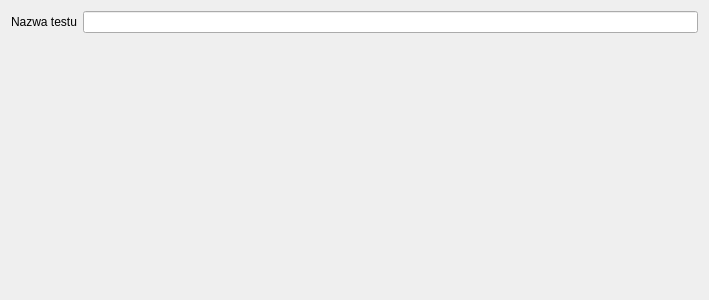
Above: nowytest_1.ui from wiacekmarcin/StanowiskoChemiczne before the change. Below: the same form after it.
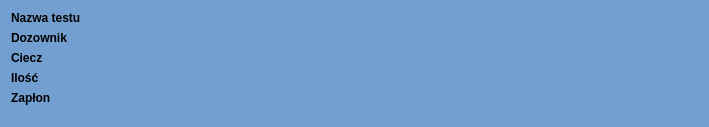
That is the form after the change. Custom widgets are drawn as their Qt base class.

```diff
--- a/nowytest_1.ui
+++ b/nowytest_1.ui
@@ -1,53 +1,583 @@
 <?xml version="1.0" encoding="UTF-8"?>
 <ui version="4.0">
  <class>NowyTest_1</class>
- <widget class="QWizardPage" name="NowyTest_1">
+ <widget class="TestPage" name="NowyTest_1">
   <property name="geometry">
    <rect>
     <x>0</x>
     <y>0</y>
     <width>709</width>
-    <height>300</height>
+    <height>127</height>
    </rect>
   </property>
+  <property name="palette">
+   <palette>
+    <active>
+     <colorrole role="WindowText">
+      <brush brushstyle="SolidPattern">
+       <color alpha="255">
+        <red>0</red>
+        <green>0</green>
+        <blue>0</blue>
+       </color>
+      </brush>
+     </colorrole>
+     <colorrole role="Button">
+      <brush brushstyle="SolidPattern">
+       <color alpha="255">
+        <red>114</red>
+        <green>159</green>
+        <blue>207</blue>
+       </color>
+      </brush>
+     </colorrole>
+     <colorrole role="Light">
+      <brush brushstyle="SolidPattern">
+       <color alpha="255">
+        <red>196</red>
+        <green>225</green>
+        <blue>255</blue>
+       </color>
+      </brush>
+     </colorrole>
+     <colorrole role="Midlight">
+      <brush brushstyle="SolidPattern">
+       <color alpha="255">
+        <red>155</red>
+        <green>192</green>
+        <blue>231</blue>
+       </color>
+      </brush>
+     </colorrole>
+     <colorrole role="Dark">
+      <brush brushstyle="SolidPattern">
+       <color alpha="255">
+        <red>57</red>
+        <green>79</green>
+        <blue>103</blue>
+       </color>
+      </brush>
+     </colorrole>
+     <colorrole role="Mid">
+      <brush brushstyle="SolidPattern">
+       <color alpha="255">
+        <red>76</red>
+        <green>106</green>
+        <blue>138</blue>
+       </color>
+      </brush>
+     </colorrole>
+     <colorrole role="Text">
+      <brush brushstyle="SolidPattern">
+       <color alpha="255">
+        <red>0</red>
+        <green>0</green>
+        <blue>0</blue>
+       </color>
+      </brush>
+     </colorrole>
+     <colorrole role="BrightText">
+      <brush brushstyle="SolidPattern">
+       <color alpha="255">
+        <red>255</red>
+        <green>255</green>
+        <blue>255</blue>
+       </color>
+      </brush>
+     </colorrole>
+     <colorrole role="ButtonText">
+      <brush brushstyle="SolidPattern">
+       <color alpha="255">
+        <red>0</red>
+        <green>0</green>
+        <blue>0</blue>
+       </color>
+      </brush>
+     </colorrole>
+     <colorrole role="Base">
+      <brush brushstyle="SolidPattern">
+       <color alpha="255">
+        <red>138</red>
+        <green>226</green>
+        <blue>52</blue>
+       </color>
+      </brush>
+     </colorrole>
+     <colorrole role="Window">
+      <brush brushstyle="SolidPattern">
+       <color alpha="255">
+        <red>114</red>
+        <green>159</green>
+        <blue>207</blue>
+       </color>
+      </brush>
+     </colorrole>
+     <colorrole role="Shadow">
+      <brush brushstyle="SolidPattern">
+       <color alpha="255">
+        <red>0</red>
+        <green>0</green>
+        <blue>0</blue>
+       </color>
+      </brush>
+     </colorrole>
+     <colorrole role="AlternateBase">
+      <brush brushstyle="SolidPattern">
+       <color alpha="255">
+        <red>184</red>
+        <green>207</green>
+        <blue>231</blue>
+       </color>
+      </brush>
+     </colorrole>
+     <colorrole role="NoRole">
+      <brush brushstyle="SolidPattern">
+       <color alpha="255">
+        <red>239</red>
+        <green>41</green>
+        <blue>41</blue>
+       </color>
+      </brush>
+     </colorrole>
+     <colorrole role="ToolTipBase">
+      <brush brushstyle="SolidPattern">
+       <color alpha="255">
+        <red>255</red>
+        <green>255</green>
+        <blue>220</blue>
+       </color>
+      </brush>
+     </colorrole>
+     <colorrole role="ToolTipText">
+      <brush brushstyle="SolidPattern">
+       <color alpha="255">
+        <red>0</red>
+        <green>0</green>
+        <blue>0</blue>
+       </color>
+      </brush>
+     </colorrole>
+    </active>
+    <inactive>
+     <colorrole role="WindowText">
+      <brush brushstyle="SolidPattern">
+       <color alpha="255">
+        <red>0</red>
+        <green>0</green>
+        <blue>0</blue>
+       </color>
+      </brush>
+     </colorrole>
+     <colorrole role="Button">
+      <brush brushstyle="SolidPattern">
+       <color alpha="255">
+        <red>114</red>
+        <green>159</green>
+        <blue>207</blue>
+       </color>
+      </brush>
+     </colorrole>
+     <colorrole role="Light">
+      <brush brushstyle="SolidPattern">
+       <color alpha="255">
+        <red>196</red>
+        <green>225</green>
+        <blue>255</blue>
+       </color>
+      </brush>
+     </colorrole>
+     <colorrole role="Midlight">
+      <brush brushstyle="SolidPattern">
+       <color alpha="255">
+        <red>155</red>
+        <green>192</green>
+        <blue>231</blue>
+       </color>
+      </brush>
+     </colorrole>
+     <colorrole role="Dark">
+      <brush brushstyle="SolidPattern">
+       <color alpha="255">
+        <red>57</red>
+        <green>79</green>
+        <blue>103</blue>
+       </color>
+      </brush>
+     </colorrole>
+     <colorrole role="Mid">
+      <brush brushstyle="SolidPattern">
+       <color alpha="255">
+        <red>76</red>
+        <green>106</green>
+        <blue>138</blue>
+       </color>
+      </brush>
+     </colorrole>
+     <colorrole role="Text">
+      <brush brushstyle="SolidPattern">
+       <color alpha="255">
+        <red>0</red>
+        <green>0</green>
+        <blue>0</blue>
+       </color>
+      </brush>
+     </colorrole>
+     <colorrole role="BrightText">
+      <brush brushstyle="SolidPattern">
+       <color alpha="255">
+        <red>255</red>
+        <green>255</green>
+        <blue>255</blue>
+       </color>
+      </brush>
+     </colorrole>
+     <colorrole role="ButtonText">
+      <brush brushstyle="SolidPattern">
+       <color alpha="255">
+        <red>0</red>
+        <green>0</green>
+        <blue>0</blue>
+       </color>
+      </brush>
+     </colorrole>
+     <colorrole role="Base">
+      <brush brushstyle="SolidPattern">
+       <color alpha="255">
+        <red>138</red>
+        <green>226</green>
+        <blue>52</blue>
+       </color>
+      </brush>
+     </colorrole>
+     <colorrole role="Window">
+      <brush brushstyle="SolidPattern">
+       <color alpha="255">
+        <red>114</red>
+        <green>159</green>
+        <blue>207</blue>
+       </color>
+      </brush>
+     </colorrole>
+     <colorrole role="Shadow">
+      <brush brushstyle="SolidPattern">
+       <color alpha="255">
+        <red>0</red>
+        <green>0</green>
+        <blue>0</blue>
+       </color>
+      </brush>
+     </colorrole>
+     <colorrole role="AlternateBase">
+      <brush brushstyle="SolidPattern">
+       <color alpha="255">
+        <red>184</red>
+        <green>207</green>
+        <blue>231</blue>
+       </color>
+      </brush>
+     </colorrole>
+     <colorrole role="NoRole">
+      <brush brushstyle="SolidPattern">
+       <color alpha="255">
+        <red>239</red>
+        <green>41</green>
+        <blue>41</blue>
+       </color>
+      </brush>
+     </colorrole>
+     <colorrole role="ToolTipBase">
+      <brush brushstyle="SolidPattern">
+       <color alpha="255">
+        <red>255</red>
+        <green>255</green>
+        <blue>220</blue>
+       </color>
+      </brush>
+     </colorrole>
+     <colorrole role="ToolTipText">
+      <brush brushstyle="SolidPattern">
+       <color alpha="255">
+        <red>0</red>
+        <green>0</green>
+        <blue>0</blue>
+       </color>
+      </brush>
+     </colorrole>
+    </inactive>
+    <disabled>
+     <colorrole role="WindowText">
+      <brush brushstyle="SolidPattern">
+       <color alpha="255">
+        <red>57</red>
+        <green>79</green>
+        <blue>103</blue>
+       </color>
+      </brush>
+     </colorrole>
+     <colorrole role="Button">
+      <brush brushstyle="SolidPattern">
+       <color alpha="255">
+        <red>114</red>
+        <green>159</green>
+        <blue>207</blue>
+       </color>
+      </brush>
+     </colorrole>
+     <colorrole role="Light">
+      <brush brushstyle="SolidPattern">
+       <color alpha="255">
+        <red>196</red>
+        <green>225</green>
+        <blue>255</blue>
+       </color>
+      </brush>
+     </colorrole>
+     <colorrole role="Midlight">
+      <brush brushstyle="SolidPattern">
+       <color alpha="255">
+        <red>155</red>
+        <green>192</green>
+        <blue>231</blue>
+       </color>
+      </brush>
+     </colorrole>
+     <colorrole role="Dark">
+      <brush brushstyle="SolidPattern">
+       <color alpha="255">
+        <red>57</red>
+        <green>79</green>
+        <blue>103</blue>
+       </color>
+      </brush>
+     </colorrole>
+     <colorrole role="Mid">
+      <brush brushstyle="SolidPattern">
+       <color alpha="255">
+        <red>76</red>
+        <green>106</green>
+        <blue>138</blue>
+       </color>
+      </brush>
+     </colorrole>
+     <colorrole role="Text">
+      <brush brushstyle="SolidPattern">
+       <color alpha="255">
+        <red>57</red>
+        <green>79</green>
+        <blue>103</blue>
+       </color>
+      </brush>
+     </colorrole>
+     <colorrole role="BrightText">
+      <brush brushstyle="SolidPattern">
+       <color alpha="255">
+        <red>255</red>
+        <green>255</green>
+        <blue>255</blue>
+       </color>
+      </brush>
+     </colorrole>
+     <colorrole role="ButtonText">
+      <brush brushstyle="SolidPattern">
+       <color alpha="255">
+        <red>57</red>
+        <green>79</green>
+        <blue>103</blue>
+       </color>
+      </brush>
+     </colorrole>
+     <colorrole role="Base">
+      <brush brushstyle="SolidPattern">
+       <color alpha="255">
+        <red>114</red>
+        <green>159</green>
+        <blue>207</blue>
+       </color>
+      </brush>
+     </colorrole>
+     <colorrole role="Window">
+      <brush brushstyle="SolidPattern">
+       <color alpha="255">
+        <red>114</red>
+        <green>159</green>
+        <blue>207</blue>
+       </color>
+      </brush>
+     </colorrole>
+     <colorrole role="Shadow">
+      <brush brushstyle="SolidPattern">
+       <color alpha="255">
+        <red>0</red>
+        <green>0</green>
+        <blue>0</blue>
+       </color>
+      </brush>
+     </colorrole>
+     <colorrole role="AlternateBase">
+      <brush brushstyle="SolidPattern">
+       <color alpha="255">
+        <red>114</red>
+        <green>159</green>
+        <blue>207</blue>
+       </color>
+      </brush>
+     </colorrole>
+     <colorrole role="NoRole">
+      <brush brushstyle="SolidPattern">
+       <color alpha="255">
+        <red>239</red>
+        <green>41</green>
+        <blue>41</blue>
+       </color>
+      </brush>
+     </colorrole>
+     <colorrole role="ToolTipBase">
+      <brush brushstyle="SolidPattern">
+       <color alpha="255">
+        <red>255</red>
+        <green>255</green>
+        <blue>220</blue>
+       </color>
+      </brush>
+     </colorrole>
+     <colorrole role="ToolTipText">
+      <brush brushstyle="SolidPattern">
+       <color alpha="255">
+        <red>0</red>
+        <green>0</green>
+        <blue>0</blue>
+       </color>
+      </brush>
+     </colorrole>
+    </disabled>
+   </palette>
+  </property>
   <property name="windowTitle">
    <string>Nowy Test</string>
   </property>
-  <property name="title">
+  <property name="autoFillBackground">
+   <bool>true</bool>
+  </property>
+  <property name="styleSheet">
+   <string notr="true">border:2</string>
+  </property>
+  <property name="title" stdset="0">
    <string>Identyfikacja</string>
   </property>
-  <property name="subTitle">
+  <property name="subTitle" stdset="0">
    <string/>
   </property>
-  <attribute name="pageId">
-   <string notr="true">1</string>
-  </attribute>
   <layout class="QFormLayout" name="formLayout">
    <item row="0" column="0">
-    <widget class="QLabel" name="label">
+    <widget class="QLabel" name="lname">
+     <property name="font">
+      <font>
+       <weight>75</weight>
+       <bold>true</bold>
+      </font>
+     </property>
      <property name="text">
       <string>Nazwa testu</string>
      </property>
     </widget>
    </item>
    <item row="0" column="1">
-    <widget class="QLineEdit" name="nameTest"/>
+    <widget class="QLabel" name="name">
+     <property name="text">
+      <string/>
+     </property>
+    </widget>
    </item>
    <item row="1" column="1">
-    <spacer name="verticalSpacer">
-     <property name="orientation">
-      <enum>Qt::Vertical</enum>
+    <widget class="QLabel" name="dozownik">
+     <property name="text">
+      <string/>
      </property>
-     <property name="sizeHint" stdset="0">
-      <size>
-       <width>292</width>
-       <height>178</height>
-      </size>
+    </widget>
+   </item>
+   <item row="1" column="0">
+    <widget class="QLabel" name="lDozownik">
+     <property name="font">
+      <font>
+       <weight>75</weight>
+       <bold>true</bold>
+      </font>
      </property>
-    </spacer>
+     <property name="text">
+      <string>Dozownik</string>
+     </property>
+    </widget>
+   </item>
+   <item row="2" column="0">
+    <widget class="QLabel" name="lCiecz">
+     <property name="font">
+      <font>
+       <weight>75</weight>
+       <bold>true</bold>
+      </font>
+     </property>
+     <property name="text">
+      <string>Ciecz</string>
+     </property>
+    </widget>
+   </item>
+   <item row="2" column="1">
+    <widget class="QLabel" name="ciecz">
+     <property name="text">
+      <string/>
+     </property>
+    </widget>
+   </item>
+   <item row="3" column="0">
+    <widget class="QLabel" name="lilosc">
+     <property name="font">
+      <font>
+       <weight>75</weight>
+       <bold>true</bold>
+      </font>
+     </property>
+     <property name="text">
+      <string>Ilość</string>
+     </property>
+    </widget>
+   </item>
+   <item row="3" column="1">
+    <widget class="QLabel" name="ilosc">
+     <property name="text">
+      <string/>
+     </property>
+    </widget>
+   </item>
+   <item row="4" column="0">
+    <widget class="QLabel" name="lzaplon">
+     <property name="font">
+      <font>
+       <weight>75</weight>
+       <bold>true</bold>
+      </font>
+     </property>
+     <property name="text">
+      <string>Zapłon</string>
+     </property>
+    </widget>
+   </item>
+   <item row="4" column="1">
+    <widget class="QLabel" name="zaplon">
+     <property name="text">
+      <string/>
+     </property>
+    </widget>
    </item>
   </layout>
  </widget>
+ <customwidgets>
+  <customwidget>
+   <class>TestPage</class>
+   <extends>QWidget</extends>
+   <header>testpage.h</header>
+   <container>1</container>
+  </customwidget>
+ </customwidgets>
  <resources/>
  <connections/>
 </ui>
```
